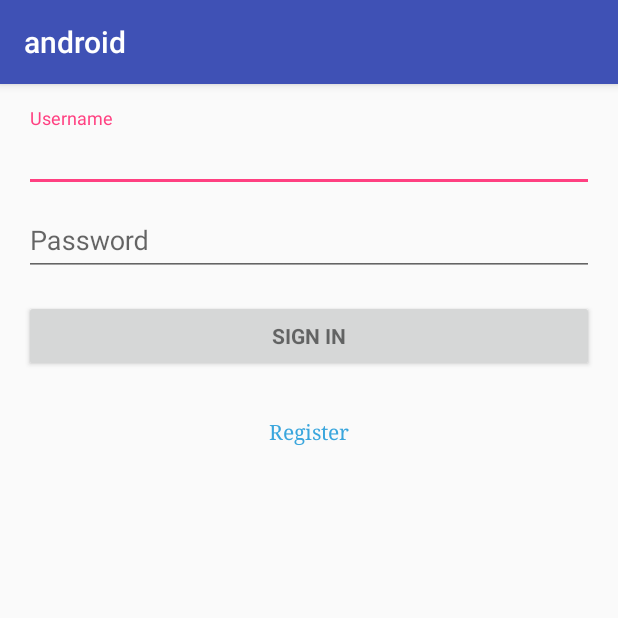
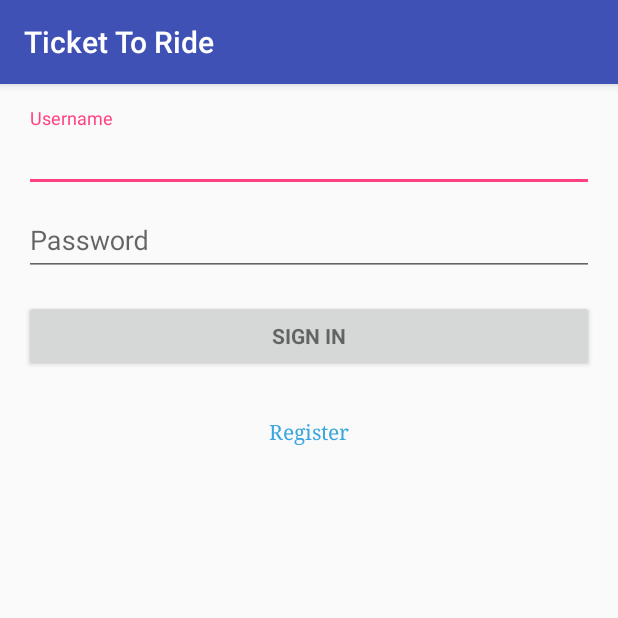
Before and after one commit to jacobobryant/cs340, an Android app: the screen it shows after launch (LoginActivity), after a tap on "SIGN IN", on a phone screen of 412 x 824 dp, the top half of it. Run offline under Robolectric (Android 15) with nearby library versions, the phone set to English and light mode, and no system bars; libraries missing offline, so code that uses them is left out: junit.framework; 1 statement that could not run was skipped.

Commit message:
Fixed Bug (NullPointerException) Changed app name to "Ticket to Ride."

```diff
--- a/android/app/src/main/java/com/thefunteam/android/ClientCommunicator.java
+++ b/android/app/src/main/java/com/thefunteam/android/ClientCommunicator.java
@@ -11,8 +11,8 @@ import java.net.HttpURLConnection;
 import java.net.URL;
 
 public class ClientCommunicator {
-//    String url = "http://10.0.2.2:8080";
-    String url = "http://192.168.0.105:8080";
+    String url = "http://10.0.2.2:8080";
+//    String url = "http://192.168.0.105:8080";
 
     private static ClientCommunicator ourInstance = new ClientCommunicator();
 
--- a/android/app/src/main/java/com/thefunteam/android/activity/CurrentGameActivity.java
+++ b/android/app/src/main/java/com/thefunteam/android/activity/CurrentGameActivity.java
@@ -66,6 +66,7 @@ public class CurrentGameActivity extends ObservingActivity {
     }
 
     public void update(Model model) {
+        if(model.getCurrentGame() == null) { return; }
         List<String> players = model.getCurrentGame().getPlayers();
         playerList.clear();
         if (players != null) {
--- a/android/app/src/main/java/com/thefunteam/android/presenter/CurrentGamePresenter.java
+++ b/android/app/src/main/java/com/thefunteam/android/presenter/CurrentGamePresenter.java
@@ -35,8 +35,9 @@ public class CurrentGamePresenter extends Presenter {
                     currentGameActivity.finish();
                 } else if (model.getCurrentGame().isStarted()) {
                     currentGameActivity.presentGame();
+                } else {
+                    currentGameActivity.update(model);
                 }
-                currentGameActivity.update(model);
 
                 if(model.getErrorMessage() != null) {
                     currentGameActivity.showError(model.getErrorMessage());
--- a/android/app/src/main/res/values/strings.xml
+++ b/android/app/src/main/res/values/strings.xml
@@ -1,5 +1,5 @@
 <resources>
-    <string name="app_name">android</string>
+    <string name="app_name">Ticket To Ride</string>
 
     <!-- Strings related to login -->
     <string name="prompt_email">Username</string>
```
